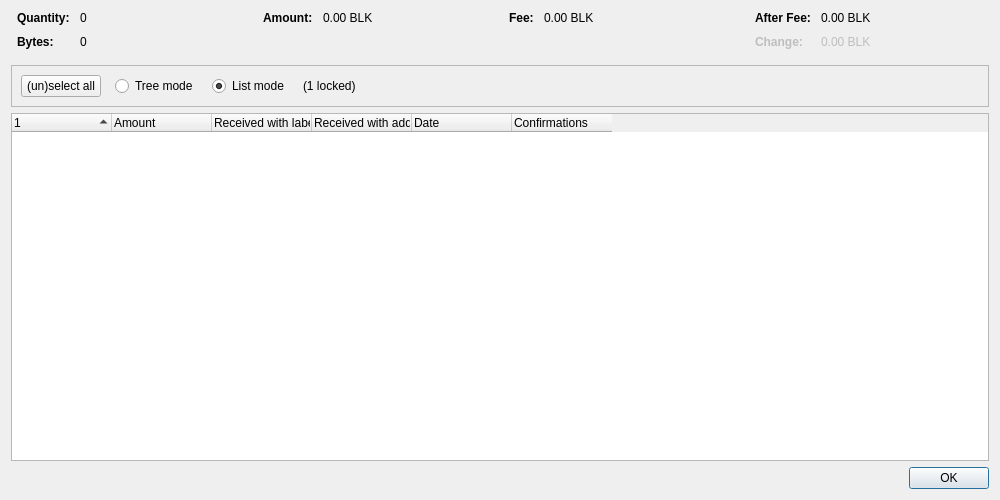
watsoncoders/Pavnetwork, file src/qt/forms/coincontroldialog.ui: the form before one commit.
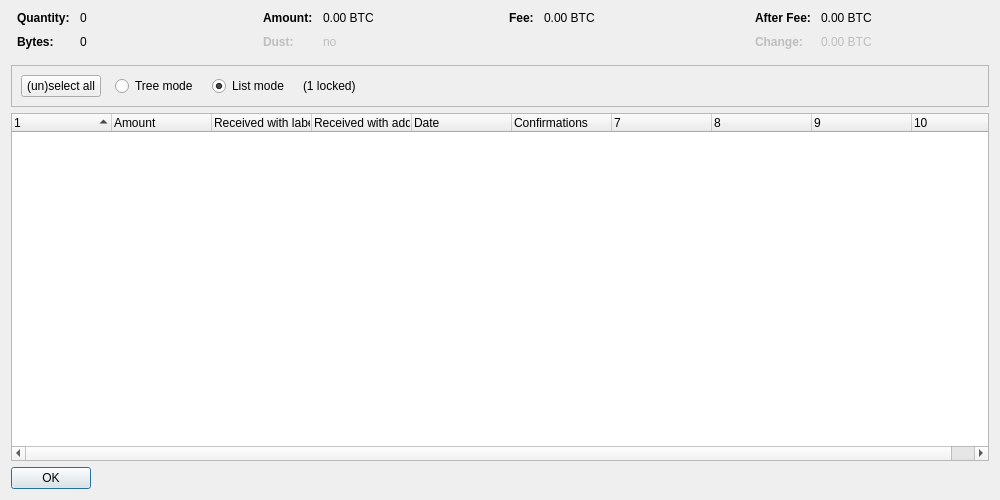
The form after the commit. Custom widgets are drawn as their Qt base class.

Patch:
```diff
--- a/src/qt/forms/coincontroldialog.ui
+++ b/src/qt/forms/coincontroldialog.ui
@@ -135,7 +135,42 @@
           <enum>Qt::ActionsContextMenu</enum>
          </property>
          <property name="text">
-          <string notr="true">0.00 BLK</string>
+          <string notr="true">0.00 BTC</string>
+         </property>
+         <property name="textInteractionFlags">
+          <set>Qt::LinksAccessibleByMouse|Qt::TextSelectableByKeyboard|Qt::TextSelectableByMouse</set>
+         </property>
+        </widget>
+       </item>
+       <item row="1" column="0">
+        <widget class="QLabel" name="labelCoinControlLowOutputText">
+         <property name="enabled">
+          <bool>false</bool>
+         </property>
+         <property name="font">
+          <font>
+           <weight>75</weight>
+           <bold>true</bold>
+          </font>
+         </property>
+         <property name="text">
+          <string>Dust:</string>
+         </property>
+        </widget>
+       </item>
+       <item row="1" column="1">
+        <widget class="QLabel" name="labelCoinControlLowOutput">
+         <property name="enabled">
+          <bool>false</bool>
+         </property>
+         <property name="cursor">
+          <cursorShape>IBeamCursor</cursorShape>
+         </property>
+         <property name="contextMenuPolicy">
+          <enum>Qt::ActionsContextMenu</enum>
+         </property>
+         <property name="text">
+          <string notr="true">no</string>
          </property>
          <property name="textInteractionFlags">
           <set>Qt::LinksAccessibleByMouse|Qt::TextSelectableByKeyboard|Qt::TextSelectableByMouse</set>
@@ -180,7 +215,7 @@
           <enum>Qt::ActionsContextMenu</enum>
          </property>
          <property name="text">
-          <string notr="true">0.00 BLK</string>
+          <string notr="true">0.00 BTC</string>
          </property>
          <property name="textInteractionFlags">
           <set>Qt::LinksAccessibleByMouse|Qt::TextSelectableByKeyboard|Qt::TextSelectableByMouse</set>
@@ -191,9 +226,6 @@
      </item>
      <item>
       <layout class="QFormLayout" name="formLayoutCoinControl4">
-       <property name="labelAlignment">
-        <set>Qt::AlignLeft|Qt::AlignVCenter</set>
-       </property>
        <property name="horizontalSpacing">
         <number>10</number>
        </property>
@@ -228,7 +260,7 @@
           <enum>Qt::ActionsContextMenu</enum>
          </property>
          <property name="text">
-          <string notr="true">0.00 BLK</string>
+          <string notr="true">0.00 BTC</string>
          </property>
          <property name="textInteractionFlags">
           <set>Qt::LinksAccessibleByMouse|Qt::TextSelectableByKeyboard|Qt::TextSelectableByMouse</set>
@@ -263,7 +295,7 @@
           <enum>Qt::ActionsContextMenu</enum>
          </property>
          <property name="text">
-          <string notr="true">0.00 BLK</string>
+          <string notr="true">0.00 BTC</string>
          </property>
          <property name="textInteractionFlags">
           <set>Qt::LinksAccessibleByMouse|Qt::TextSelectableByKeyboard|Qt::TextSelectableByMouse</set>
@@ -373,7 +405,7 @@
       <bool>false</bool>
      </property>
      <property name="columnCount">
-      <number>6</number>
+      <number>10</number>
      </property>
      <attribute name="headerShowSortIndicator" stdset="0">
       <bool>true</bool>
@@ -438,6 +470,12 @@
    </item>
    <item>
     <widget class="QDialogButtonBox" name="buttonBox">
+     <property name="sizePolicy">
+      <sizepolicy hsizetype="Maximum" vsizetype="Fixed">
+       <horstretch>0</horstretch>
+       <verstretch>0</verstretch>
+      </sizepolicy>
+     </property>
      <property name="orientation">
       <enum>Qt::Horizontal</enum>
      </property>
```
Left out of the diff: 5 changed lines with no effect on the pictures.
